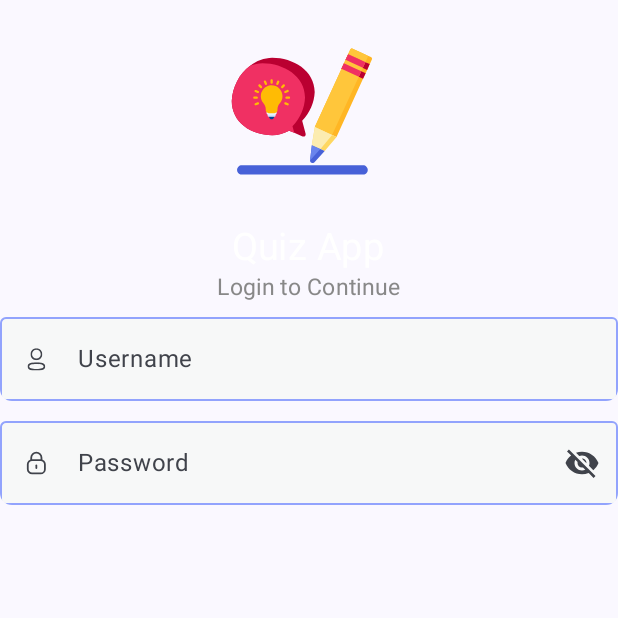
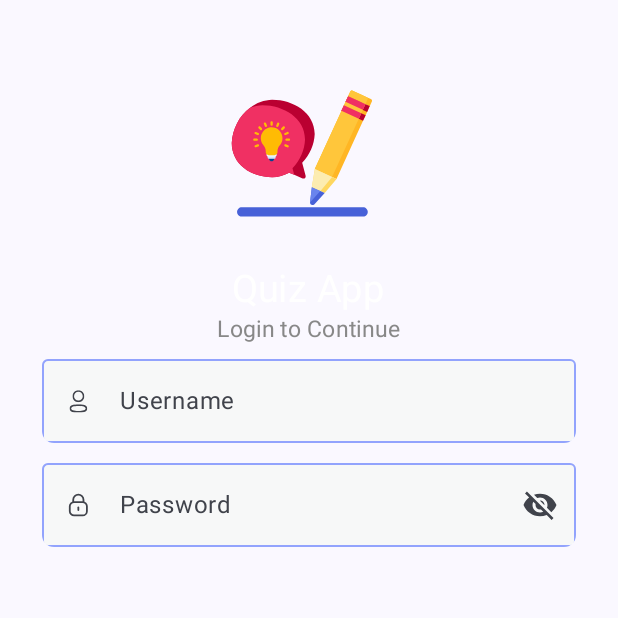
Before and after one commit to LanseylowT/QuizAppNative, an Android app built with Jetpack Compose: the composable LoginPage shown on its own in the app's theme, on a phone screen of 412 x 824 dp, the top half of it. Run offline under Robolectric (Android 15) with nearby library versions, the phone set to English and light mode, and no system bars.

Commit message:
First Commit

```diff
--- a/app/src/main/java/com/quizappnative/MainActivity.kt
+++ b/app/src/main/java/com/quizappnative/MainActivity.kt
@@ -5,6 +5,7 @@ import androidx.activity.ComponentActivity
 import androidx.activity.compose.setContent
 import androidx.compose.foundation.layout.fillMaxSize
 import androidx.compose.foundation.layout.padding
+import androidx.compose.foundation.layout.wrapContentSize
 import androidx.compose.material3.MaterialTheme
 import androidx.compose.material3.Surface
 import androidx.compose.ui.Modifier
@@ -29,7 +30,7 @@ class MainActivity : ComponentActivity() {
                 val viewModel = viewModel<SampleViewModel>()
                 // A surface container using the 'background' color from the theme
                 Surface(
-                    modifier = Modifier.fillMaxSize().padding(28.dp),
+                    modifier = Modifier.fillMaxSize(),
                     color = MaterialTheme.colorScheme.background
                 ) {
                     LoginPage()
--- a/app/src/main/java/com/quizappnative/ui/auth/LoginPage.kt
+++ b/app/src/main/java/com/quizappnative/ui/auth/LoginPage.kt
@@ -27,7 +27,8 @@ fun LoginPage() {
     Column(
         modifier = Modifier
             .fillMaxSize()
-            .wrapContentSize(),
+            .wrapContentSize()
+            .padding(28.dp),
         horizontalAlignment = Alignment.CenterHorizontally,
     ) {
         Box(
--- /dev/null
+++ b/app/src/main/java/com/quizappnative/ui/home/HomePageViewModel.kt
@@ -0,0 +1,4 @@
+package com.quizappnative.ui.home
+
+class HomePageViewModel {
+}
--- /dev/null
+++ b/app/src/main/java/com/quizappnative/ui/home/Homepage.kt
@@ -0,0 +1 @@
+package com.quizappnative.ui.home
```
